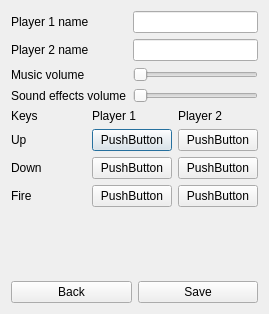
Qt form Starfighter4K/res/ui/OptionsDialog.ui (sebva/Starfighter4K) before a commit.
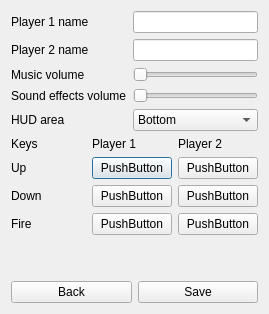
The same form after that commit.

The edit to the form file:
```diff
--- a/Starfighter4K/res/ui/OptionsDialog.ui
+++ b/Starfighter4K/res/ui/OptionsDialog.ui
@@ -67,6 +67,27 @@
        </property>
       </widget>
      </item>
+     <item row="4" column="0">
+      <widget class="QLabel" name="label_11">
+       <property name="text">
+        <string>HUD area</string>
+       </property>
+      </widget>
+     </item>
+     <item row="4" column="1">
+      <widget class="QComboBox" name="hudArea">
+       <item>
+        <property name="text">
+         <string>Bottom</string>
+        </property>
+       </item>
+       <item>
+        <property name="text">
+         <string>Top</string>
+        </property>
+       </item>
+      </widget>
+     </item>
     </layout>
    </item>
    <item>
```
